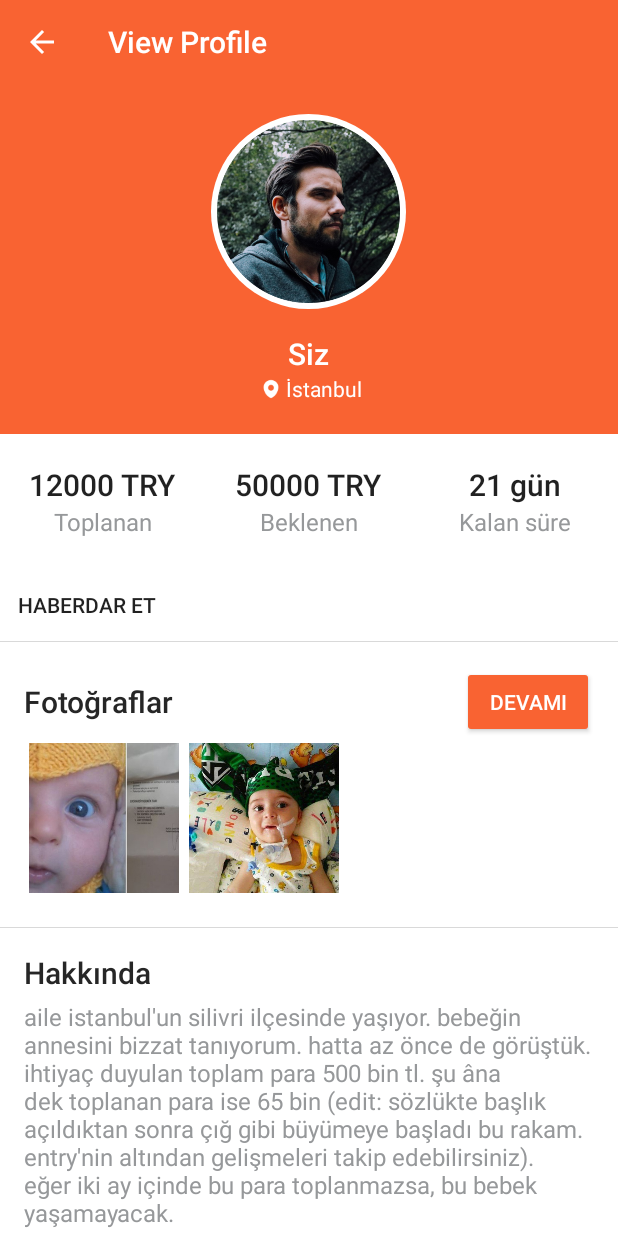
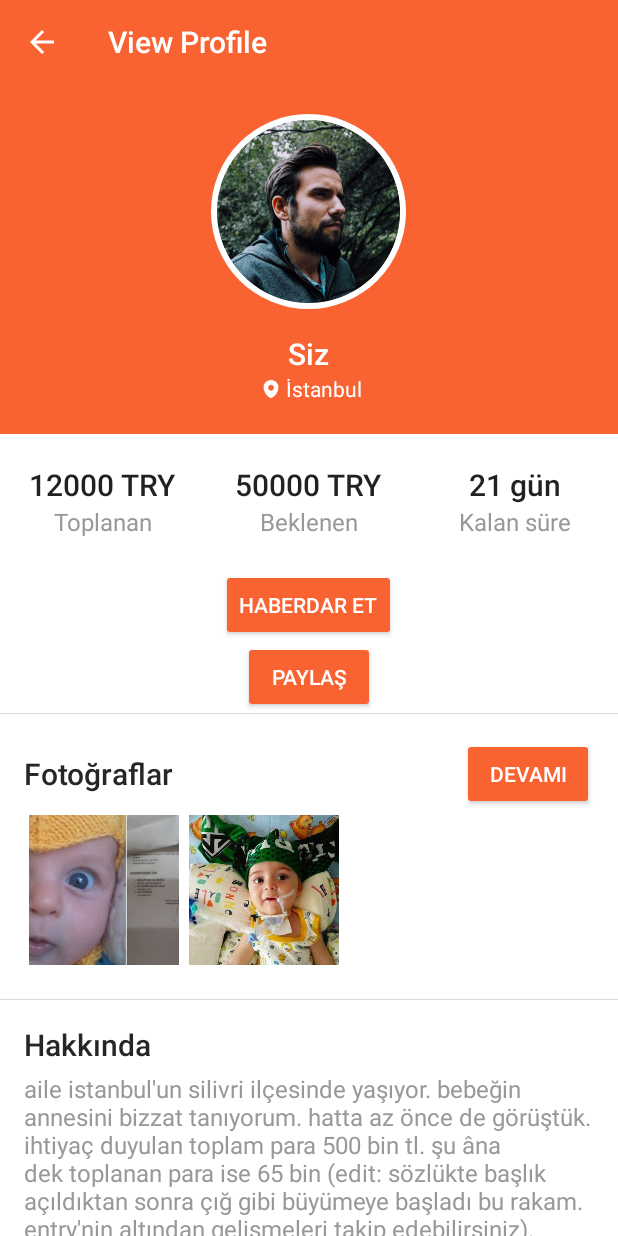
Before and after one commit to berkaybasoz/cankurtaran, an Android app: the ActivityViewProfile screen opened directly, with no data from a screen before it, on a phone screen of 412 x 824 dp. Run offline under Robolectric (Android 15) with nearby library versions, the phone set to English and light mode, and no system bars; our stand-ins replace Picasso; libraries missing offline, so code that uses them is left out: com.balysv.materialripple; plain views replace MaterialRippleLayout; 5 statements that could not run were skipped.

Commit message:
Bağış profil aktivitesi eklendi.4

```diff
--- a/app/src/main/res/layout/activity_view_profile.xml
+++ b/app/src/main/res/layout/activity_view_profile.xml
@@ -73,7 +73,6 @@
                     </LinearLayout>
 
                 </LinearLayout>
-
             </LinearLayout>
 
             <LinearLayout
@@ -171,10 +170,19 @@
 
             <Button
                 android:id="@+id/bt_subscribe"
-                style="@style/Base.Widget.AppCompat.Button.Borderless"
+                style="@style/Base.Widget.AppCompat.Button.Colored"
                 android:layout_width="wrap_content"
                 android:layout_height="wrap_content"
+                android:layout_gravity="center_horizontal"
                 android:text="HABERDAR ET" />
+
+            <Button
+                android:id="@+id/bt_share"
+                style="@style/Base.Widget.AppCompat.Button.Colored"
+                android:layout_width="wrap_content"
+                android:layout_height="wrap_content"
+                android:layout_gravity="center_horizontal"
+                android:text="PAYLAŞ" />
 
             <View
                 android:layout_width="match_parent"
@@ -239,6 +247,47 @@
                     android:layout_width="wrap_content"
                     android:layout_height="wrap_content"
                     android:text="@string/lorem_ipsum_long"
+                    android:textAppearance="@style/TextAppearance.AppCompat.Subhead"
+                    android:textColor="@color/grey_hard" />
+            </LinearLayout>
+
+            <View
+                android:layout_width="match_parent"
+                android:layout_height="1px"
+                android:background="@color/grey_soft" />
+
+            <LinearLayout
+                android:layout_width="match_parent"
+                android:layout_height="wrap_content"
+                android:orientation="vertical"
+                android:padding="@dimen/spacing_large">
+
+                <TextView
+                    android:layout_width="match_parent"
+                    android:layout_height="wrap_content"
+                    android:minHeight="@dimen/spacing_xlarge"
+                    android:text="İletişim"
+                    android:textAppearance="@style/TextAppearance.AppCompat.Title"
+                    android:textColor="@color/grey_dark" />
+
+                <TextView
+                    android:layout_width="wrap_content"
+                    android:layout_height="wrap_content"
+                    android:text="eymenbebekkampanyasi@cankurtaran.com.tr"
+                    android:textAppearance="@style/TextAppearance.AppCompat.Subhead"
+                    android:textColor="@color/grey_hard" />
+
+                <TextView
+                    android:layout_width="wrap_content"
+                    android:layout_height="wrap_content"
+                    android:text="facebook/eymenbebekkampanyasi"
+                    android:textAppearance="@style/TextAppearance.AppCompat.Subhead"
+                    android:textColor="@color/grey_hard" />
+
+                <TextView
+                    android:layout_width="wrap_content"
+                    android:layout_height="wrap_content"
+                    android:text="twitter/eymenbebekkampanyasi"
                     android:textAppearance="@style/TextAppearance.AppCompat.Subhead"
                     android:textColor="@color/grey_hard" />
             </LinearLayout>
```
